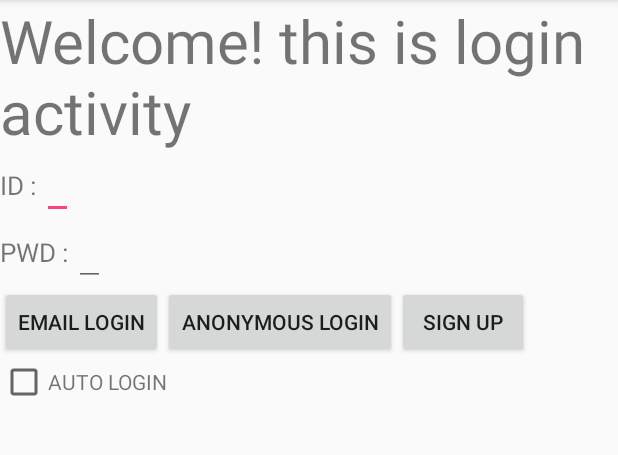
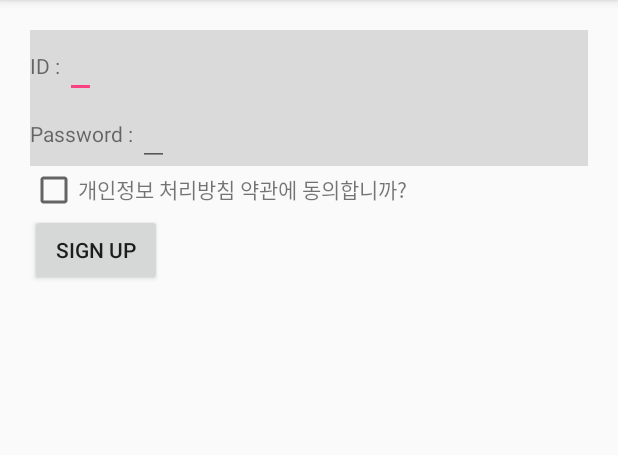
Before and after one commit to DGU-CSE-5G/5G_CHAT_BOT, an Android app: the LoginActivity screen opened directly, with no data from a screen before it, after a tap on "SIGN UP", on a phone screen of 412 x 824 dp, the part 84-539 px from its top. Run offline under Robolectric (Android 15) with nearby library versions, the phone set to English and light mode, and no system bars; our stand-ins replace Firebase (no records; nobody signed in at launch, a user with empty details on screens opened directly).

Commit message:
finish login technically by 유근창
로그인 기술적인 부분 해결

```diff
--- a/app/build.gradle
+++ b/app/build.gradle
@@ -62,4 +62,5 @@ dependencies {
     implementation files('/Users/alex/Downloads/jackson-databind-2.9.0.jar')
 }
 
+
 apply plugin: 'com.google.gms.google-services'
--- a/app/src/main/java/com/example/alex/dg_chatbot/UI/Login/LoginActivity.java
+++ b/app/src/main/java/com/example/alex/dg_chatbot/UI/Login/LoginActivity.java
@@ -81,7 +81,8 @@ public class LoginActivity extends RootLogin {
         btSignUp.setOnClickListener(new View.OnClickListener() {
             @Override
             public void onClick(View view) {
-                emailSignUp();
+                Intent intent = new Intent(LoginActivity.this, SignUpActivity.class);
+                startActivity(intent);
             }
         });
     }
@@ -101,7 +102,7 @@ public class LoginActivity extends RootLogin {
                     FirebaseUser user = getUser();
                     if(user != null){
                         Log.i("Login", user.getUid());
-                        Log.i("Login", user.getEmail());
+//                        Log.i("Login", user.getEmail());
                     }
 
                     Toast.makeText(LoginActivity.this, "익명 계정 생성 성공", Toast.LENGTH_LONG).show();
@@ -137,7 +138,9 @@ public class LoginActivity extends RootLogin {
 
 
     }
-    public boolean isVaild() {
+
+    //유효성 검사
+   public boolean isVaild() {
         String email = this.etUserId.getText().toString();
         String pwd = this.etUserPwd.getText().toString();
         if(TextUtils.isEmpty(email)) {
--- /dev/null
+++ b/app/src/main/java/com/example/alex/dg_chatbot/UI/Login/SignUpActivity.java
@@ -0,0 +1,104 @@
+package com.example.alex.dg_chatbot.UI.Login;
+
+import android.provider.DocumentsContract;
+import android.support.annotation.NonNull;
+import android.support.v7.app.AppCompatActivity;
+import android.os.Bundle;
+import android.util.Log;
+import android.view.View;
+import android.widget.Button;
+import android.widget.CheckBox;
+import android.widget.EditText;
+import android.widget.Toast;
+
+import com.example.alex.dg_chatbot.R;
+import com.google.android.gms.tasks.OnCompleteListener;
+import com.google.android.gms.tasks.Task;
+import com.google.firebase.auth.AuthResult;
+import com.google.firebase.auth.FirebaseAuth;
+import com.google.firebase.auth.FirebaseUser;
+
+public class SignUpActivity extends RootLogin {
+
+    private EditText etUserNewID;
+    private EditText etUserNewPwd;
+    private CheckBox cbAgree;
+    private Button btNewSignUp;
+
+    private FirebaseAuth firebaseAuth;
+    private FirebaseAuth.AuthStateListener authStateListener;
+
+    @Override
+    protected void onStart() {
+        super.onStart();
+        firebaseAuth.addAuthStateListener(authStateListener);
+    }
+
+    @Override
+    protected void onStop() {
+        super.onStop();
+        if(authStateListener != null){
+            firebaseAuth.removeAuthStateListener(authStateListener);
+        }
+    }
+
+    @Override
+    protected void onCreate(Bundle savedInstanceState) {
+        super.onCreate(savedInstanceState);
+        setContentView(R.layout.activity_sign_up);
+
+        authStateListener = new FirebaseAuth.AuthStateListener() {
+            @Override
+            public void onAuthStateChanged(@NonNull FirebaseAuth firebaseAuth) {
+                FirebaseUser user = firebaseAuth.getCurrentUser();
+                if(user != null){
+                    //sign in
+                }else{
+                    //sign out
+                }
+            }
+        };
+
+        firebaseAuth = FirebaseAuth.getInstance();
+        etUserNewID = findViewById(R.id.etUserNewID);
+        etUserNewPwd = findViewById(R.id.etUserNewPwd);
+        cbAgree = findViewById(R.id.cbAgree);
+        btNewSignUp = findViewById(R.id.btNewSignUp);
+
+        btNewSignUp.setOnClickListener(new View.OnClickListener() {
+            @Override
+            public void onClick(View view) {
+                if(cbAgree.isChecked()){
+                    emailSignUp();
+                }else{
+                    Toast.makeText(SignUpActivity.this, "약관에 동의해주세요.", Toast.LENGTH_LONG).show();
+                    return;
+                }
+            }
+        });
+
+    }
+
+    public void emailSignUp(){
+        String email = this.etUserNewID.getText().toString();
+        String pwd = this.etUserNewPwd.getText().toString();
+        showPD();
+        firebaseAuth.createUserWithEmailAndPassword(email, pwd).addOnCompleteListener(new OnCompleteListener<AuthResult>() {
+            @Override
+            public void onComplete(@NonNull Task<AuthResult> task) {
+                Log.i("signup","success? : " + task.isSuccessful());
+
+                if(!task.isSuccessful())
+                    Toast.makeText(SignUpActivity.this, "failed", Toast.LENGTH_LONG).show();
+                else {
+                    Toast.makeText(SignUpActivity.this, "success", Toast.LENGTH_LONG).show();
+                    finish();
+                }
+
+
+                stopPD();
+            }
+
+        });
+    }
+}
--- a/app/src/main/java/com/example/alex/dg_chatbot/UI/Main/chat/ChatMessage.java
+++ b/app/src/main/java/com/example/alex/dg_chatbot/UI/Main/chat/ChatMessage.java
@@ -2,7 +2,7 @@ package com.example.alex.dg_chatbot.UI.Main.chat;
 
 
 /**
- * Created by beast on 14/4/17.
+ *
  */
 
 public class ChatMessage {
@@ -10,14 +10,11 @@ public class ChatMessage {
     private String msgText;
     private String msgUser;
 
-
-
     public ChatMessage(String msgText, String msgUser){
         this.msgText = msgText;
         this.msgUser = msgUser;
 
     }
-
 
     public ChatMessage(){
 
--- /dev/null
+++ b/app/src/main/res/layout/activity_sign_up.xml
@@ -0,0 +1,63 @@
+<?xml version="1.0" encoding="utf-8"?>
+<LinearLayout xmlns:android="http://schemas.android.com/apk/res/android"
+    xmlns:app="http://schemas.android.com/apk/res-auto"
+    xmlns:tools="http://schemas.android.com/tools"
+    android:layout_width="match_parent"
+    android:layout_height="match_parent"
+    android:orientation="vertical"
+    android:padding="20dp"
+    tools:context="com.example.alex.dg_chatbot.UI.Login.SignUpActivity">
+
+    <LinearLayout
+        android:layout_width="match_parent"
+        android:layout_height="wrap_content"
+        android:background="#dadada">
+
+        <TextView
+            android:layout_width="wrap_content"
+            android:layout_height="wrap_content"
+            android:text="ID : " />
+
+        <EditText
+            android:id="@+id/etUserNewID"
+            android:layout_width="wrap_content"
+            android:layout_height="wrap_content" />
+    </LinearLayout>
+
+    <LinearLayout
+        android:layout_width="match_parent"
+        android:layout_height="wrap_content"
+        android:background="#dadada">
+
+        <TextView
+            android:layout_width="wrap_content"
+            android:layout_height="wrap_content"
+            android:text="Password : " />
+
+        <EditText
+            android:id="@+id/etUserNewPwd"
+            android:layout_width="wrap_content"
+            android:layout_height="wrap_content" />
+    </LinearLayout>
+
+    <LinearLayout
+        android:layout_width="wrap_content"
+        android:layout_height="wrap_content">
+
+        <CheckBox
+            android:id="@+id/cbAgree"
+            android:layout_width="wrap_content"
+            android:layout_height="wrap_content" />
+
+        <TextView
+            android:layout_width="wrap_content"
+            android:layout_height="wrap_content"
+            android:text="개인정보 처리방침 약관에 동의합니까?"/>
+    </LinearLayout>
+
+    <Button
+        android:id="@+id/btNewSignUp"
+        android:text="SIGN UP"
+        android:layout_width="wrap_content"
+        android:layout_height="wrap_content" />
+</LinearLayout>
```
Also changed, not shown: app/src/main/AndroidManifest.xml (+6 -8 lines), app/src/main/java/com/example/alex/dg_chatbot/UI/Main/SettingFragment.java (+8 -1 lines), app/src/main/java/com/example/alex/dg_chatbot/UI/Main/chat/ChatFragment.java (+8 -67 lines), app/src/main/res/layout/fragment_chat.xml (+13 -28 lines), 349 other files.
